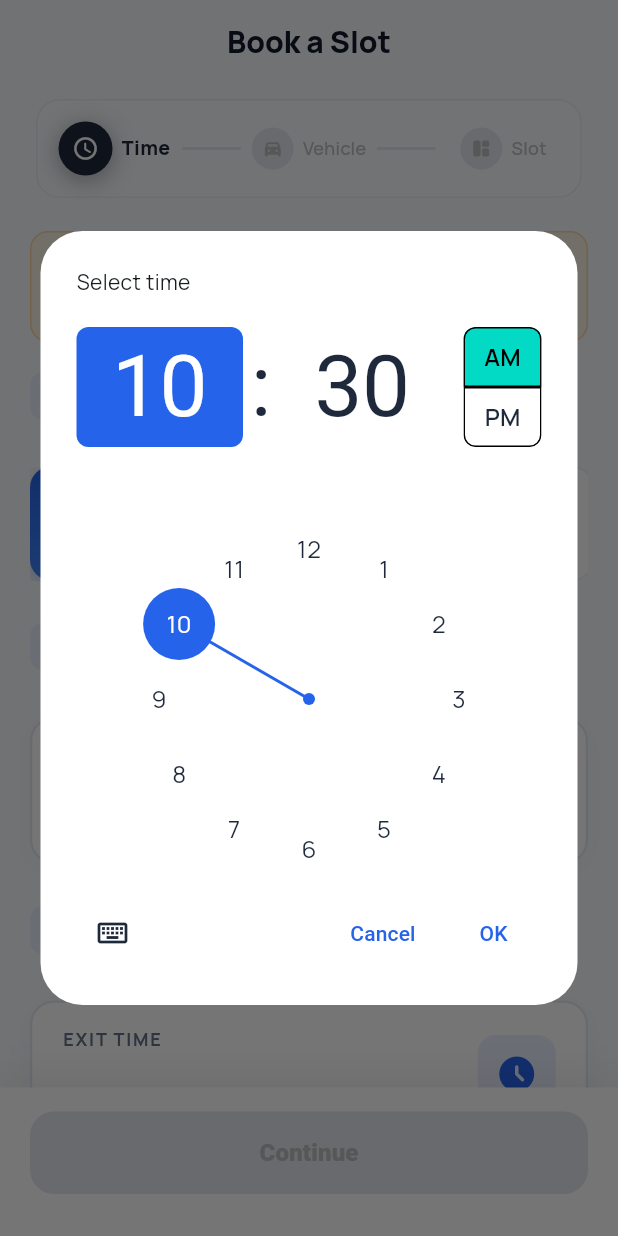
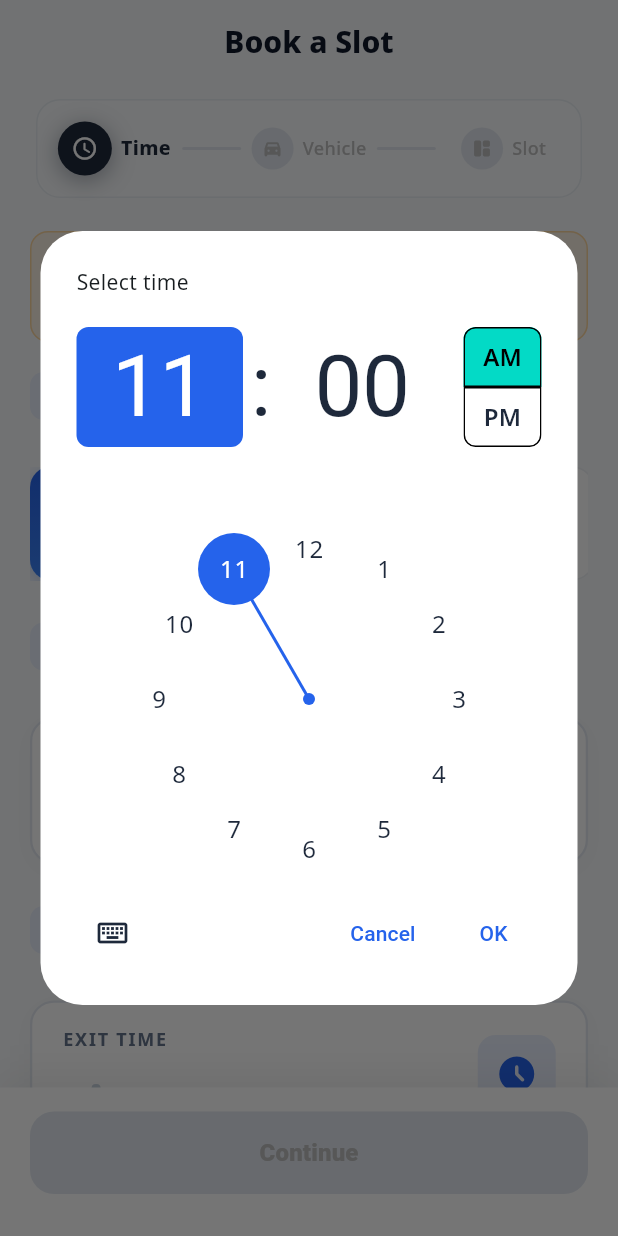
Before and after one commit to lehuy9413/BuildingParking-PRM, a Flutter app: the BookingFlowScreen screen opened directly, after a tap on "FRI", after a tap on "ENTRY TIME", on a phone screen of 412 x 824 dp. Run offline on Flutter 3.47's test engine with Material 3 defaults, Android fonts, the phone set to English and light mode, and no system bars; our stand-ins replace dio, equatable, flutter_riverpod, flutter_secure_storage, google_fonts, qr_flutter and 1 more; accounts and stored records are empty; network calls fail.

Commit message:
feat: implement driver booking workflow with state management, slot selection, and ticket visualization

```diff
--- a/lib/core/theme/app_text_theme.dart
+++ b/lib/core/theme/app_text_theme.dart
@@ -2,7 +2,7 @@ import 'package:flutter/material.dart';
 import 'package:google_fonts/google_fonts.dart';
 
 class AppTextTheme {
-  static TextTheme lightTextTheme = GoogleFonts.manropeTextTheme(
+  static TextTheme lightTextTheme = GoogleFonts.notoSansTextTheme(
     const TextTheme(
       headlineLarge: TextStyle(fontWeight: FontWeight.w700),
       headlineMedium: TextStyle(fontWeight: FontWeight.w700),
@@ -13,14 +13,14 @@ class AppTextTheme {
     ),
   );
 
-  static TextTheme darkTextTheme = GoogleFonts.manropeTextTheme(
+  static TextTheme darkTextTheme = GoogleFonts.notoSansTextTheme(
     const TextTheme(
-      headlineLarge: TextStyle(fontWeight: FontWeight.w700),
-      headlineMedium: TextStyle(fontWeight: FontWeight.w700),
-      titleLarge: TextStyle(fontWeight: FontWeight.w600),
-      titleMedium: TextStyle(fontWeight: FontWeight.w600),
-      bodyLarge: TextStyle(fontWeight: FontWeight.w400),
-      bodyMedium: TextStyle(fontWeight: FontWeight.w400),
+      headlineLarge: TextStyle(fontWeight: FontWeight.w700, color: Colors.white),
+      headlineMedium: TextStyle(fontWeight: FontWeight.w700, color: Colors.white),
+      titleLarge: TextStyle(fontWeight: FontWeight.w600, color: Colors.white),
+      titleMedium: TextStyle(fontWeight: FontWeight.w600, color: Colors.white),
+      bodyLarge: TextStyle(fontWeight: FontWeight.w400, color: Colors.white),
+      bodyMedium: TextStyle(fontWeight: FontWeight.w400, color: Colors.white),
     ),
   );
 }
--- a/lib/features/driver_booking/presentation/screens/digital_ticket_screen.dart
+++ b/lib/features/driver_booking/presentation/screens/digital_ticket_screen.dart
@@ -305,7 +305,7 @@ class _TicketCard extends StatelessWidget {
                   icon: Icons.location_on_rounded,
                   iconColor: const Color(0xFF3B82F6),
                   label: 'Zone',
-                  value: booking.zoneName ?? 'N/A',
+                  value: booking.zoneName ?? 'Auto-assigned',
                   isDark: isDark,
                 ),
                 const SizedBox(height: 16),
@@ -313,7 +313,7 @@ class _TicketCard extends StatelessWidget {
                   icon: Icons.local_parking_rounded,
                   iconColor: const Color(0xFF0F4C5C),
                   label: 'Slot',
-                  value: booking.slotCode ?? 'N/A',
+                  value: booking.slotCode ?? 'Auto-assigned',
                   isDark: isDark,
                 ),
                 const SizedBox(height: 16),
--- a/lib/features/driver_booking/presentation/widgets/booking_step_slot.dart
+++ b/lib/features/driver_booking/presentation/widgets/booking_step_slot.dart
@@ -66,7 +66,7 @@ class _BookingStepSlotState extends ConsumerState<BookingStepSlot> {
                         crossAxisAlignment: CrossAxisAlignment.start,
                         children: [
                           Text(
-                            'Hệ thống tự động xếp chỗ',
+                            'Auto-assigned by System',
                             style: TextStyle(
                               fontSize: 14,
                               fontWeight: FontWeight.w700,
@@ -75,7 +75,7 @@ class _BookingStepSlotState extends ConsumerState<BookingStepSlot> {
                           ),
                           const SizedBox(height: 4),
                           Text(
-                            'Vị trí tối ưu nhất: ${state.selectedSlot!.slotCode}',
+                            'Optimal Location: ${state.selectedSlot!.slotCode}',
                             style: TextStyle(
                               fontSize: 16,
                               fontWeight: FontWeight.w900,
--- a/lib/features/driver_booking/presentation/widgets/booking_step_time.dart
+++ b/lib/features/driver_booking/presentation/widgets/booking_step_time.dart
@@ -131,7 +131,9 @@ class BookingStepTime extends ConsumerWidget {
           _SectionHeader(
             icon: Icons.login_rounded,
             title: 'Check-in Time',
-            subtitle: 'Select arrival time to find the best spots',
+            subtitle: state.selectedDate == null
+                ? 'Please select a date first'
+                : 'Select arrival time to find the best spots',
             isDark: isDark,
           ),
           const SizedBox(height: 12),
@@ -140,6 +142,8 @@ class BookingStepTime extends ConsumerWidget {
             selectedTime: state.checkInTime,
             onTimeSelected: controller.selectCheckInTime,
             isDark: isDark,
+            selectedDate: state.selectedDate,
+            enabled: state.selectedDate != null,
           ),
           const SizedBox(height: 28),
 
@@ -147,7 +151,9 @@ class BookingStepTime extends ConsumerWidget {
           _SectionHeader(
             icon: Icons.logout_rounded,
             title: 'Check-out Time',
-            subtitle: 'Estimated departure time',
+            subtitle: state.selectedDate == null
+                ? 'Please select a date first'
+                : 'Estimated departure time',
             isDark: isDark,
           ),
           const SizedBox(height: 12),
@@ -156,6 +162,9 @@ class BookingStepTime extends ConsumerWidget {
             selectedTime: state.checkOutTime,
             onTimeSelected: controller.selectCheckOutTime,
             isDark: isDark,
+            selectedDate: state.selectedDate,
+            enabled: state.selectedDate != null,
+            isCheckout: true,
           ),
           const SizedBox(height: 24),
 
@@ -426,21 +435,55 @@ class _NativeTimePicker extends StatelessWidget {
   final ValueChanged<TimeOfDay> onTimeSelected;
   final bool isDark;
   final String label;
+  final DateTime? selectedDate;
+  final bool enabled;
+  final bool isCheckout;
 
   const _NativeTimePicker({
     required this.selectedTime,
     required this.onTimeSelected,
     required this.isDark,
     required this.label,
+    this.selectedDate,
+    this.enabled = true,
+    this.isCheckout = false,
   });
+
+  bool _isToday(DateTime? date) {
+    if (date == null) return false;
+    final now = DateTime.now();
+    return date.year == now.year && date.month == now.month && date.day == now.day;
+  }
+
+  bool _isPastTime(TimeOfDay time) {
+    if (isCheckout) return false; // Checkout can be earlier hour (wraps to next day)
+    if (!_isToday(selectedDate)) return false;
+    final now = TimeOfDay.now();
+    return time.hour < now.hour || (time.hour == now.hour && time.minute < now.minute);
+  }
 
   @override
   Widget build(BuildContext context) {
-    return InkWell(
-      onTap: () async {
+    final isDisabled = !enabled;
+
+    return Opacity(
+      opacity: isDisabled ? 0.5 : 1.0,
+      child: InkWell(
+        onTap: isDisabled ? null : () async {
+          // If today, ensure initial time is not in the past
+          TimeOfDay initialTime = selectedTime ?? TimeOfDay.now();
+          if (_isToday(selectedDate)) {
+            final now = TimeOfDay.now();
+            // Round up to next hour if current time is in the past
+            if (initialTime.hour < now.hour ||
+                (initialTime.hour == now.hour && initialTime.minute <= now.minute)) {
+              initialTime = TimeOfDay(hour: (now.hour + 1) % 24, minute: 0);
+            }
+          }
+
           final time = await showTimePicker(
             context: context,
-          initialTime: selectedTime ?? TimeOfDay.now(),
+            initialTime: initialTime,
             builder: (context, child) {
               return Theme(
                 data: Theme.of(context).copyWith(
@@ -456,6 +499,21 @@ class _NativeTimePicker extends StatelessWidget {
             },
           );
           if (time != null) {
+            // Validate: if today, don't allow past times
+            if (_isPastTime(time)) {
+              if (context.mounted) {
+                ScaffoldMessenger.of(context).showSnackBar(
+                  SnackBar(
+                    content: const Text('Cannot select a time in the past'),
+                    backgroundColor: Colors.red.shade600,
+                    behavior: SnackBarBehavior.floating,
+                    shape: RoundedRectangleBorder(borderRadius: BorderRadius.circular(10)),
+                    duration: const Duration(seconds: 2),
+                  ),
+                );
+              }
+              return;
+            }
             onTimeSelected(time);
           }
         },
@@ -497,9 +555,9 @@ class _NativeTimePicker extends StatelessWidget {
                   Text(
                     selectedTime != null
                         ? '${selectedTime!.hour.toString().padLeft(2, '0')}:${selectedTime!.minute.toString().padLeft(2, '0')}'
-                      : '--:--',
+                        : isDisabled ? 'Select date first' : '--:--',
                     style: TextStyle(
-                    fontSize: 28,
+                      fontSize: selectedTime != null ? 28 : (isDisabled ? 16 : 28),
                       fontWeight: FontWeight.w900,
                       color: selectedTime != null
                           ? (isDark ? Colors.white : const Color(0xFF1e293b))
@@ -511,12 +569,17 @@ class _NativeTimePicker extends StatelessWidget {
               Container(
                 padding: const EdgeInsets.all(12),
                 decoration: BoxDecoration(
-                color: const Color(0xFF2563eb).withValues(alpha: 0.1),
+                  color: const Color(0xFF2563eb).withValues(alpha: isDisabled ? 0.05 : 0.1),
                   borderRadius: BorderRadius.circular(12),
                 ),
-              child: const Icon(Icons.access_time_filled_rounded, color: Color(0xFF2563eb), size: 28),
+                child: Icon(
+                  Icons.access_time_filled_rounded,
+                  color: Color(isDisabled ? 0xFF94A3B8 : 0xFF2563EB),
+                  size: 28,
+                ),
               ),
             ],
+          ),
         ),
       ),
     );
```
Also changed, not shown: lib/features/driver_booking/data/models/booking_model.dart (+38 -4 lines), lib/features/driver_booking/data/models/parking_slot_model.dart (+26 -4 lines), lib/features/driver_booking/presentation/controllers/booking_controller.dart (+72 -20 lines). Lines whose indentation alone changed are shown as unchanged.
